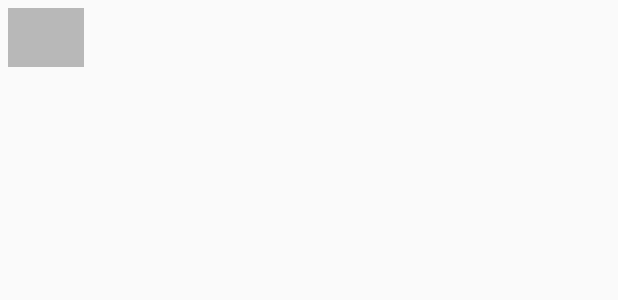
After one commit to k-sae/MovieApp, an Android app: the layout movie_trailer.xml on its own in the app's theme, with its tools: preview values and no code run, on a phone screen of 412 x 824 dp. The commit adds this screen. Shown: the top 300 px of the screen. Run offline under Robolectric (Android 15) with nearby library versions, the phone set to English and light mode, and no system bars.

Commit message:
finish launching trailers in youtube app

```diff
--- a/app/build.gradle
+++ b/app/build.gradle
@@ -6,7 +6,7 @@ android {
 
     defaultConfig {
         applicationId "com.example.kemo.movieapp"
-        minSdkVersion 11
+        minSdkVersion 14
         targetSdkVersion 23
         versionCode 1
         versionName "1.0"
@@ -29,4 +29,5 @@ dependencies {
     compile 'com.android.support:appcompat-v7:23.4.0'
     compile 'com.android.support:design:23.4.0'
     compile 'com.squareup.picasso:picasso:2.5.2'
+    compile 'org.apmem.tools:layouts:1.10@aar'
 }
--- a/app/src/main/java/com/example/kemo/movieapp/MovieFetcher.java
+++ b/app/src/main/java/com/example/kemo/movieapp/MovieFetcher.java
@@ -41,10 +41,10 @@ public class MovieFetcher extends URLConnector {
         ArrayList<Object> movies = new ArrayList<>();
         try {
             JSONObject movieDetails = new JSONObject(jsonStr);
-            JSONArray weatherData = movieDetails.getJSONArray(MDB_RESULTS);
-            for (int i = 0; i < weatherData.length(); i++) {
+            JSONArray movieData = movieDetails.getJSONArray(MDB_RESULTS);
+            for (int i = 0; i < movieData.length(); i++) {
                 Movie movie = new Movie();
-                JSONObject jsonObject = weatherData.getJSONObject(i);
+                JSONObject jsonObject = movieData.getJSONObject(i);
                 movie.setMovieId(jsonObject.getInt(MDB_ID));
                 movie.setPosterPath(jsonObject.getString(MDB_POSTER_PATH));
                 movie.setOverView(jsonObject.getString(MDB_OVERVIEW));
--- a/app/src/main/java/com/example/kemo/movieapp/URLConnector.java
+++ b/app/src/main/java/com/example/kemo/movieapp/URLConnector.java
@@ -65,5 +65,5 @@ abstract class URLConnector extends AsyncTask<String, Void,ArrayList<Object>>
 
     }
    abstract protected ArrayList<Object> getObjFromjson(String Jsonstr);
-   abstract protected  URL fetchURL(String sortMode);
+   abstract protected  URL fetchURL(String s);
 }
--- a/app/src/main/res/layout/fragment_main.xml
+++ b/app/src/main/res/layout/fragment_main.xml
@@ -4,9 +4,8 @@
                 android:layout_height="match_parent"
                 tools:showIn="@layout/activity_main"
                 tools:context="com.example.kemo.movieapp.MainActivityFragment"
-                android:background="#123"
+                android:background="@color/colorPrimaryDark"
 >
-   <!--<ImageView android:layout_width="match_parent" android:layout_height="match_parent" android:id="@+id/image_view" android:src="@mipmap/image1"/>-->
     <GridView android:layout_width="match_parent" android:layout_height="match_parent" android:id="@+id/gridView_movies"
               android:numColumns="2"
     ></GridView>
--- /dev/null
+++ b/app/src/main/res/layout/movie_trailer.xml
@@ -0,0 +1,18 @@
+<?xml version="1.0" encoding="utf-8"?>
+<LinearLayout xmlns:android="http://schemas.android.com/apk/res/android"
+              android:layout_width="wrap_content"
+              android:layout_height="wrap_content"
+            android:layout_weight="0.3333333"
+>
+<TextView
+          style="@style/text_view_style"
+          android:id="@+id/trailer_textView"
+          android:layout_margin="5dp"
+          android:background="#4000"
+          android:paddingLeft="25dp"
+          android:paddingRight="25dp"
+          android:paddingTop="10dp"
+          android:paddingBottom="10dp"
+>
+</TextView>
+</LinearLayout>
--- a/app/src/main/res/values/colors.xml
+++ b/app/src/main/res/values/colors.xml
@@ -1,6 +1,6 @@
 <?xml version="1.0" encoding="utf-8"?>
 <resources>
     <color name="colorPrimary">#3F51B5</color>
-    <color name="colorPrimaryDark">#303F9F</color>
-    <color name="colorAccent">#FF4081</color>
+    <color name="colorPrimaryDark">#123</color>
+    <color name="colorAccent">#FFF081</color>
 </resources>
--- a/app/src/main/res/values/styles.xml
+++ b/app/src/main/res/values/styles.xml
@@ -13,8 +13,13 @@
     </style>
     <style name="AppTheme.AppBarOverlay" parent="ThemeOverlay.AppCompat.Dark.ActionBar"/>
     <style name="AppTheme.PopupOverlay" parent="ThemeOverlay.AppCompat.Light"/>
-    <style name="wrap">
+    <style name="text_view_style">
         <item name="android:layout_width">wrap_content</item>
         <item name="android:layout_height">wrap_content</item>
+        <item name="android:textColor">#fff</item>
+        <item name="android:layout_margin">10dp</item>
+    </style>
+    <style name="font_color">
+
     </style>
 </resources>
```
Also changed, not shown: app/src/main/java/com/example/kemo/movieapp/DetailsActivityFragment.java (+87 -3 lines), app/src/main/java/com/example/kemo/movieapp/MovieTrailer.java (added, +27 -0 lines), app/src/main/res/layout/fragment_details.xml (+37 -18 lines).
